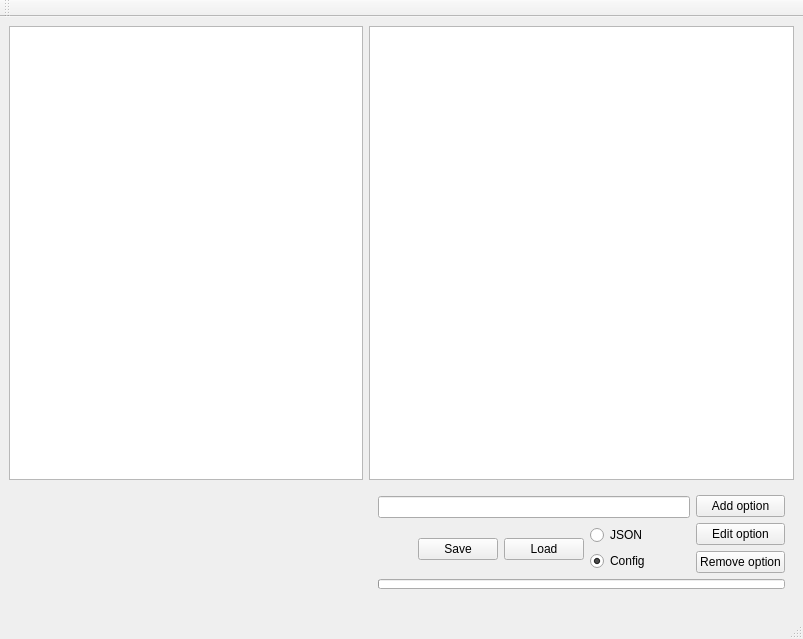
Qt form src/gui/mainwindow.ui (MINUX-organization/ControlManager_configEditor) before a commit.
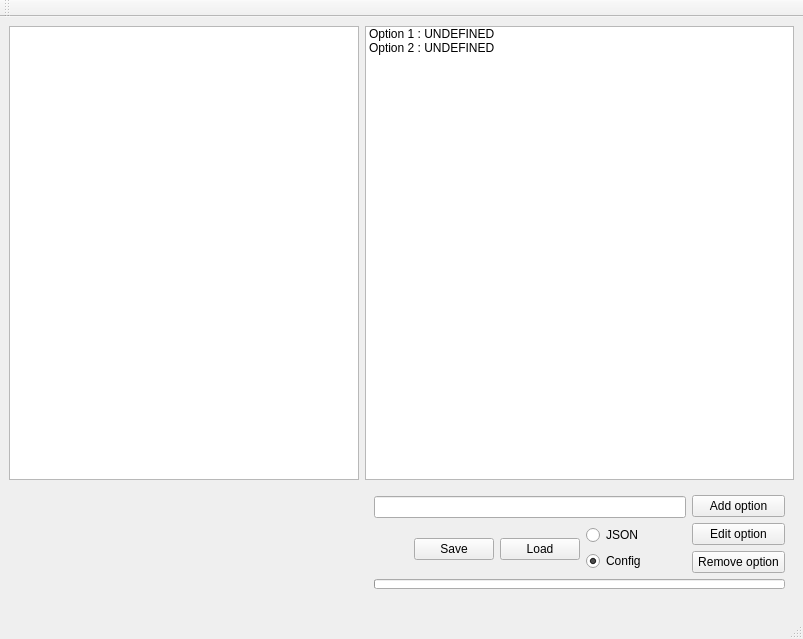
The same form after that commit.

```diff
--- a/src/gui/mainwindow.ui
+++ b/src/gui/mainwindow.ui
@@ -171,22 +171,6 @@
       </layout>
      </widget>
     </item>
-    <item row="0" column="2">
-     <widget class="QListView" name="options_listView">
-      <property name="sizePolicy">
-       <sizepolicy hsizetype="Preferred" vsizetype="Expanding">
-        <horstretch>0</horstretch>
-        <verstretch>0</verstretch>
-       </sizepolicy>
-      </property>
-      <property name="maximumSize">
-       <size>
-        <width>16777215</width>
-        <height>16777215</height>
-       </size>
-      </property>
-     </widget>
-    </item>
     <item row="0" column="0" colspan="2">
      <widget class="QTreeView" name="configFile_treeView">
       <property name="minimumSize">
@@ -197,6 +181,20 @@
       </property>
      </widget>
     </item>
+    <item row="0" column="2">
+     <widget class="QListWidget" name="listWidget">
+      <item>
+       <property name="text">
+        <string>Option 1 : UNDEFINED</string>
+       </property>
+      </item>
+      <item>
+       <property name="text">
+        <string>Option 2 : UNDEFINED</string>
+       </property>
+      </item>
+     </widget>
+    </item>
    </layout>
   </widget>
   <widget class="QMenuBar" name="menubar">
```
